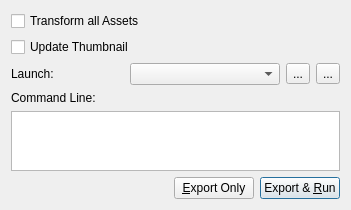
ezEngine/ezEngine, file Code/EditorPlugins/Scene/EditorPluginScene/Dialogs/ExportAndRunDlg.ui: the form before one commit.
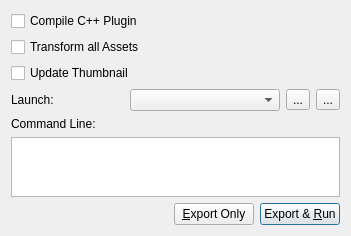
The form after the commit. Icons and pictures are not drawn.

The edit to the form file:
```diff
--- a/Code/EditorPlugins/Scene/EditorPluginScene/Dialogs/ExportAndRunDlg.ui
+++ b/Code/EditorPlugins/Scene/EditorPluginScene/Dialogs/ExportAndRunDlg.ui
@@ -7,7 +7,7 @@
     <x>0</x>
     <y>0</y>
     <width>351</width>
-    <height>183</height>
+    <height>220</height>
    </rect>
   </property>
   <property name="minimumSize">
@@ -30,6 +30,13 @@
     <normaloff>:/EditorPluginScene/Icons/SceneExport16.png</normaloff>:/EditorPluginScene/Icons/SceneExport16.png</iconset>
   </property>
   <layout class="QVBoxLayout" name="verticalLayout">
+   <item>
+    <widget class="QCheckBox" name="CompileCpp">
+     <property name="text">
+      <string>Compile C++ Plugin</string>
+     </property>
+    </widget>
+   </item>
    <item>
     <widget class="QCheckBox" name="TransformAll">
      <property name="text">
```
